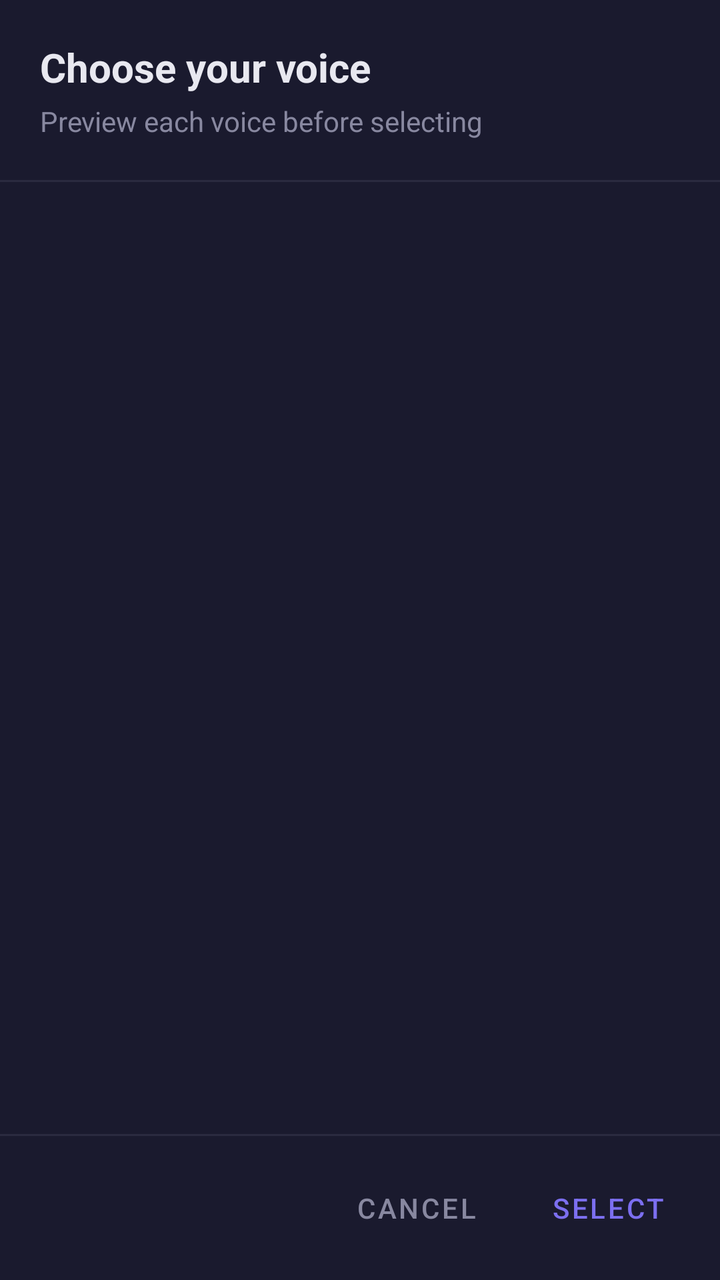
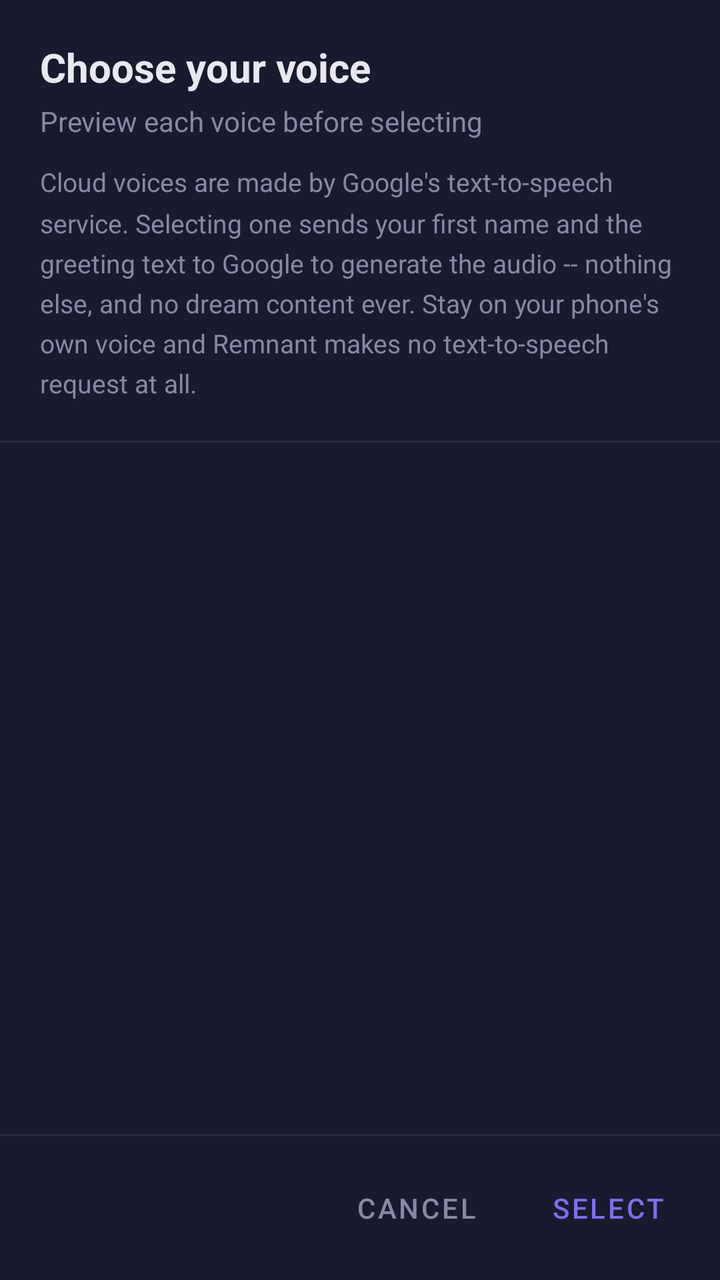

Before-and-after screenshots of an Android layout around one commit, followed by the original layout XML and the change that was made.
<!-- AndroidManifest.xml: application theme Theme.Remnant -->
<!-- res/layout/dialog_voice_preview.xml -->
<?xml version="1.0" encoding="utf-8"?>
<LinearLayout
    xmlns:android="http://schemas.android.com/apk/res/android"
    android:layout_width="match_parent"
    android:layout_height="match_parent"
    android:orientation="vertical"
    android:background="@color/surface">

    
    <LinearLayout
        android:layout_width="match_parent"
        android:layout_height="wrap_content"
        android:orientation="vertical"
        android:padding="20dp">

        <TextView
            android:layout_width="wrap_content"
            android:layout_height="wrap_content"
            android:text="Choose your voice"
            android:textSize="20sp"
            android:textColor="@color/text_primary"
            android:textStyle="bold" />

        <TextView
            android:layout_width="wrap_content"
            android:layout_height="wrap_content"
            android:text="Preview each voice before selecting"
            android:textSize="14sp"
            android:textColor="@color/text_secondary"
            android:layout_marginTop="4dp" />

    </LinearLayout>

    <View
        android:layout_width="match_parent"
        android:layout_height="1dp"
        android:background="@color/divider" />

    
    <androidx.recyclerview.widget.RecyclerView
        android:id="@+id/recyclerVoices"
        android:layout_width="match_parent"
        android:layout_height="0dp"
        android:layout_weight="1"
        android:clipToPadding="false"
        android:paddingTop="8dp"
        android:paddingBottom="8dp" />

    <View
        android:layout_width="match_parent"
        android:layout_height="1dp"
        android:background="@color/divider" />

    
    <LinearLayout
        android:layout_width="match_parent"
        android:layout_height="wrap_content"
        android:orientation="horizontal"
        android:gravity="end"
        android:padding="12dp">

        <com.google.android.material.button.MaterialButton
            android:id="@+id/btnCancel"
            android:layout_width="wrap_content"
            android:layout_height="wrap_content"
            android:text="Cancel"
            style="@style/Widget.MaterialComponents.Button.TextButton"
            android:textColor="@color/text_secondary" />

        <com.google.android.material.button.MaterialButton
            android:id="@+id/btnConfirm"
            android:layout_width="wrap_content"
            android:layout_height="wrap_content"
            android:text="Select"
            style="@style/Widget.MaterialComponents.Button.TextButton"
            android:textColor="@color/accent"
            android:layout_marginStart="8dp" />

    </LinearLayout>

</LinearLayout>
<!-- resources referenced by this layout -->
<resources>
  <color name="accent">#FF7C6FF0</color>
  <color name="divider">#FF2A2A40</color>
  <color name="surface">#FF1A1A2E</color>
  <color name="text_primary">#FFE8E8F0</color>
  <color name="text_secondary">#FF8888A0</color>
  <style name="Theme.Remnant" parent="Theme.MaterialComponents.DayNight.NoActionBar">
          <item name="colorPrimary">@color/accent</item>
          <item name="colorPrimaryDark">@color/accent_dark</item>
          <item name="colorAccent">@color/accent</item>
          <item name="android:windowBackground">@color/background</item>
          <item name="android:statusBarColor">@color/background</item>
          <item name="android:navigationBarColor">@color/background</item>
          <item name="android:textColorPrimary">@color/text_primary</item>
          <item name="android:textColorSecondary">@color/text_secondary</item>
      </style>
  <color name="accent_dark">#FF5A4FCF</color>
  <color name="background">#FF0D0D1A</color>
</resources>

<!-- the commit's change to res/layout/dialog_voice_preview.xml (unified diff, before → after) -->
@@ -28,6 +28,15 @@
             android:textSize="14sp"
             android:textColor="@color/text_secondary"
             android:layout_marginTop="4dp" />
+
+        <TextView
+            android:layout_width="match_parent"
+            android:layout_height="wrap_content"
+            android:text="@string/voice_cloud_disclosure"
+            android:textSize="13sp"
+            android:textColor="@color/text_secondary"
+            android:lineSpacingMultiplier="1.3"
+            android:layout_marginTop="12dp" />
 
     </LinearLayout>
 
<!-- resource entries referenced after the edit -->
@@ -5,6 +5,7 @@
   <color name="surface">#FF1A1A2E</color>
   <color name="text_primary">#FFE8E8F0</color>
   <color name="text_secondary">#FF8888A0</color>
+  <string name="voice_cloud_disclosure">Cloud voices are made by Google\'s text-to-speech service. Selecting one sends your first name and the greeting text to Google to generate the audio -- nothing else, and no dream content ever. Stay on your phone\'s own voice and Remnant makes no text-to-speech request at all.</string>
   <style name="Theme.Remnant" parent="Theme.MaterialComponents.DayNight.NoActionBar">
           <item name="colorPrimary">@color/accent</item>
           <item name="colorPrimaryDark">@color/accent_dark</item>
